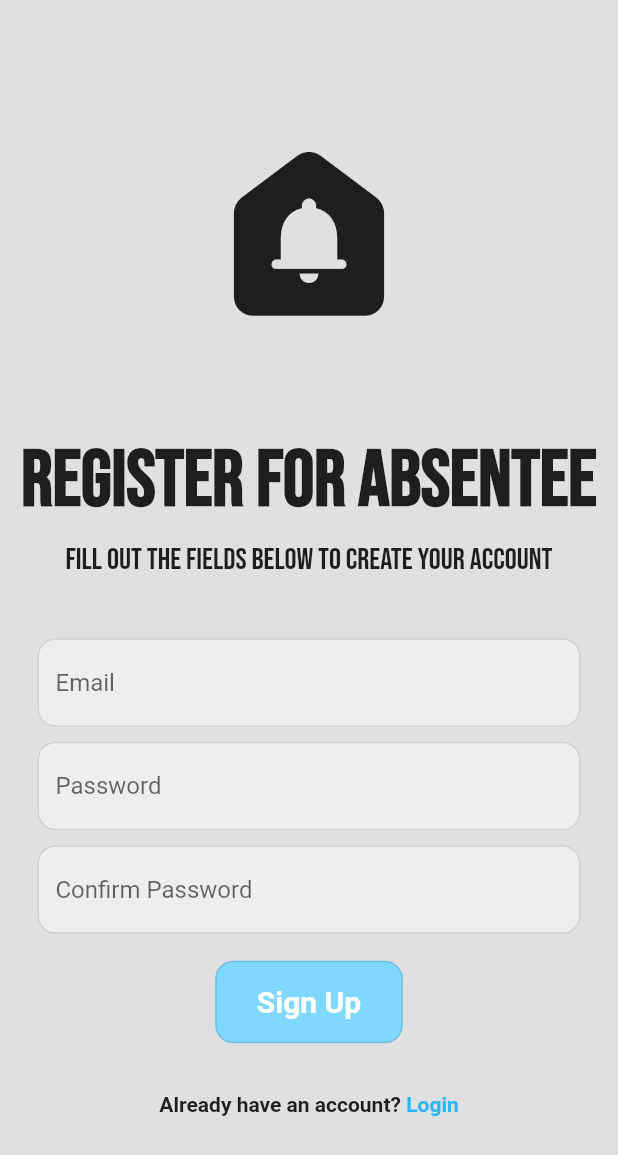
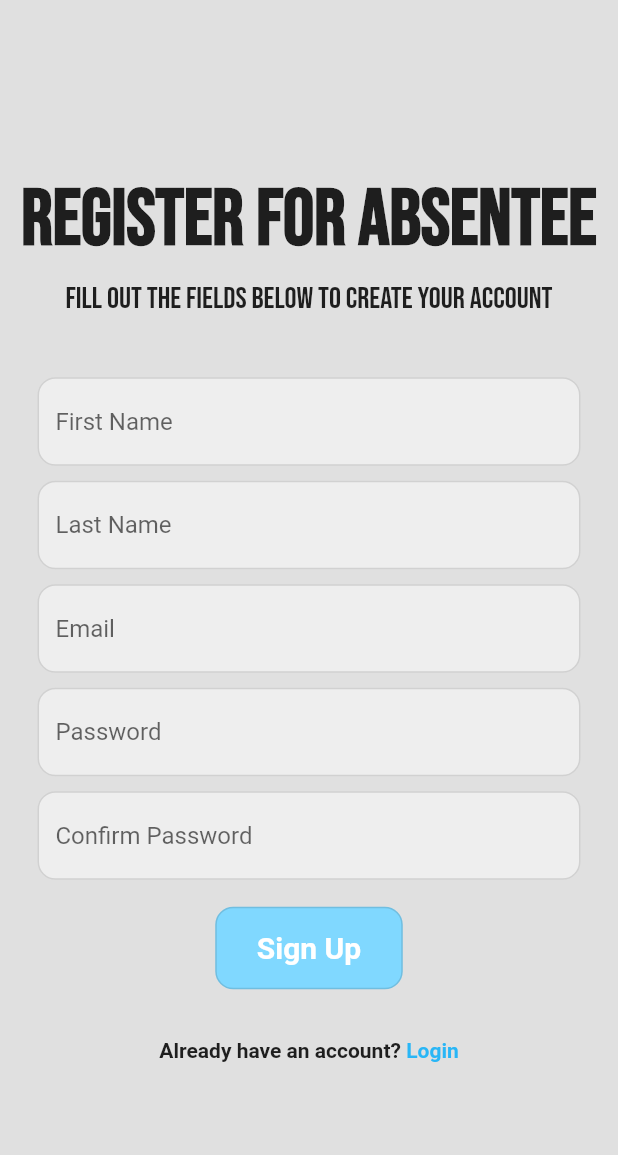
Before and after one commit to DhruvAcs/notification_app, a Flutter app: the screen it shows after launch, after a tap on "Register now", on a phone screen of 412 x 824 dp. Shown: the top 1155 px of the screen. Run offline on Flutter 3.47's test engine with Material 2 defaults, Android fonts, the phone set to English and light mode, and no system bars; our stand-ins replace cloud_firestore, curved_navigation_bar, firebase_auth, firebase_core, google_fonts, lottie; missing offline and left inert: dart:js; accounts and stored records are empty; network calls fail.

```diff
--- a/lib/pages/forgot_pw_page.dart
+++ b/lib/pages/forgot_pw_page.dart
@@ -1,6 +1,8 @@
 import 'dart:js';
 import 'package:firebase_auth/firebase_auth.dart';
 import 'package:flutter/material.dart';
+import 'package:google_fonts/google_fonts.dart';
+
 
 class ForgotPasswordPage extends StatefulWidget {
   const ForgotPasswordPage({Key? key}) : super(key: key);
@@ -22,10 +24,11 @@ class _ForgotPasswordPageState extends State<ForgotPasswordPage> {
       body: Column(
         mainAxisAlignment: MainAxisAlignment.center,
         children: [
-          const Padding(
+           Padding(
             padding: EdgeInsets.symmetric(horizontal: 25.0),
             child: Text(
               'Enter your email for a password reset link',
+              style: GoogleFonts.bebasNeue(fontSize: 20),
               textAlign: TextAlign.center,
             ),
           ),
--- a/lib/pages/home_page.dart
+++ b/lib/pages/home_page.dart
@@ -1,3 +1,4 @@
+import 'package:curved_navigation_bar/curved_navigation_bar.dart';
 import 'package:firebase_auth/firebase_auth.dart';
 import 'package:flutter/material.dart';
 
@@ -14,6 +15,17 @@ class _HomePageState extends State<HomePage> {
   @override
   Widget build(BuildContext context) {
     return Scaffold(
+      backgroundColor: Colors.grey.shade50,
+      bottomNavigationBar: CurvedNavigationBar(
+        backgroundColor: Colors.grey.shade50,
+        color: Colors.lightBlue.shade200,
+        animationDuration: Duration(milliseconds: 450),
+        items: [
+          Icon(Icons.home, color: Colors.white,),
+          Icon(Icons.person, color:Colors.white),
+          Icon(Icons.settings, color:Colors.white),
+        ],
+      ),
       body: Center(
           child: Column(
         mainAxisAlignment: MainAxisAlignment.center,
--- a/lib/pages/login_page.dart
+++ b/lib/pages/login_page.dart
@@ -1,6 +1,7 @@
 import 'package:firebase_auth/firebase_auth.dart';
 import 'package:flutter/material.dart';
 import 'package:google_fonts/google_fonts.dart';
+import 'package:lottie/lottie.dart';
 import 'package:notification_app/pages/forgot_pw_page.dart';
 
 class LoginPage extends StatefulWidget {
@@ -41,11 +42,13 @@ class _LoginPageState extends State<LoginPage> {
             child: Column(
               mainAxisAlignment: MainAxisAlignment.center,
               children: [
-                Icon(
-                  Icons.doorbell_rounded,
-                  size: 150,
+                Lottie.network(
+                  'https://assets5.lottiefiles.com/packages/lf20_cq2ykkjy.json',
+                  width: 250,
+                  height: 250,
+                  fit: BoxFit.fill,
                 ),
-                SizedBox(height: 60),
+                SizedBox(height: 50),
                 Text(
                   'Welcome To Absentee',
                   style: GoogleFonts.bebasNeue(
--- a/lib/pages/register_page.dart
+++ b/lib/pages/register_page.dart
@@ -1,6 +1,7 @@
 import 'package:firebase_auth/firebase_auth.dart';
 import 'package:flutter/material.dart';
 import 'package:google_fonts/google_fonts.dart';
+import 'package:cloud_firestore/cloud_firestore.dart';
 
 class RegisterPage extends StatefulWidget {
   final VoidCallback showLoginPage;
@@ -18,22 +19,37 @@ class _RegisterPageState extends State<RegisterPage> {
   final _emailController = TextEditingController();
   final _passwordController = TextEditingController();
   final _confirmpasswordController = TextEditingController();
+  final _firstNameController = TextEditingController();
+  final _lastNameController = TextEditingController();
 
   @override
   void dispose() {
     _emailController.dispose();
     _passwordController.dispose();
     _confirmpasswordController.dispose();
+    _firstNameController.dispose();
+    _lastNameController.dispose();
     super.dispose();
   }
 
   Future signUp() async {
+    //create user for auth
     if (passwordConfirmed()) {
       await FirebaseAuth.instance.createUserWithEmailAndPassword(
           email: _emailController.text.trim(),
           password: _passwordController.text.trim());
+
+      //user details
+      addUserDetails(_firstNameController.text.trim(), _lastNameController.text.trim() , _emailController.text.trim());
     }
   }
+   Future addUserDetails(String firstName, String lastName, String email) async{
+    await FirebaseFirestore.instance.collection('users').add({
+      'first name': firstName,
+      'last name': lastName,
+      'email':email,
+    });
+   }
 
   bool passwordConfirmed() {
     if (_passwordController.text.trim() ==
@@ -54,11 +70,6 @@ class _RegisterPageState extends State<RegisterPage> {
             child: Column(
               mainAxisAlignment: MainAxisAlignment.center,
               children: [
-                Icon(
-                  Icons.doorbell_rounded,
-                  size: 150,
-                ),
-                SizedBox(height: 60),
                 Text(
                   'Register For Absentee',
                   style: GoogleFonts.bebasNeue(
@@ -70,6 +81,50 @@ class _RegisterPageState extends State<RegisterPage> {
                   style: GoogleFonts.bebasNeue(fontSize: 20),
                 ),
                 SizedBox(height: 40),
+
+                //first name box
+                Padding(
+                  padding: const EdgeInsets.symmetric(horizontal: 25.0),
+                  child: TextField(
+                    controller: _firstNameController,
+                    decoration: InputDecoration(
+                      enabledBorder: OutlineInputBorder(
+                        borderSide: BorderSide(color: Colors.black12),
+                        borderRadius: BorderRadius.circular(12),
+                      ),
+                      focusedBorder: OutlineInputBorder(
+                        borderSide: BorderSide(color: Colors.lightBlueAccent),
+                        borderRadius: BorderRadius.circular(12),
+                      ),
+                      hintText: 'First Name',
+                      fillColor: Colors.grey[200],
+                      filled: true,
+                    ),
+                  ),
+                ),
+                SizedBox(height: 10),
+
+                //last name box
+                Padding(
+                  padding: const EdgeInsets.symmetric(horizontal: 25.0),
+                  child: TextField(
+                    controller: _lastNameController,
+                    decoration: InputDecoration(
+                      enabledBorder: OutlineInputBorder(
+                        borderSide: BorderSide(color: Colors.black12),
+                        borderRadius: BorderRadius.circular(12),
+                      ),
+                      focusedBorder: OutlineInputBorder(
+                        borderSide: BorderSide(color: Colors.lightBlueAccent),
+                        borderRadius: BorderRadius.circular(12),
+                      ),
+                      hintText: 'Last Name',
+                      fillColor: Colors.grey[200],
+                      filled: true,
+                    ),
+                  ),
+                ),
+                SizedBox(height: 10),
 
                 //email box
                 Padding(
--- a/pubspec.yaml
+++ b/pubspec.yaml
@@ -31,12 +31,15 @@ dependencies:
     sdk: flutter
   firebase_core: ^1.17.0
   firebase_auth: ^3.3.18
+  cloud_firestore: ^3.1.13
 
 
   # The following adds the Cupertino Icons font to your application.
   # Use with the CupertinoIcons class for iOS style icons.
   cupertino_icons: ^1.0.2
   google_fonts:
+  curved_navigation_bar: ^1.0.03
+  lottie: ^1.2.1
 
 dev_dependencies:
   flutter_test:
```
Also changed, not shown: pubspec.lock.
